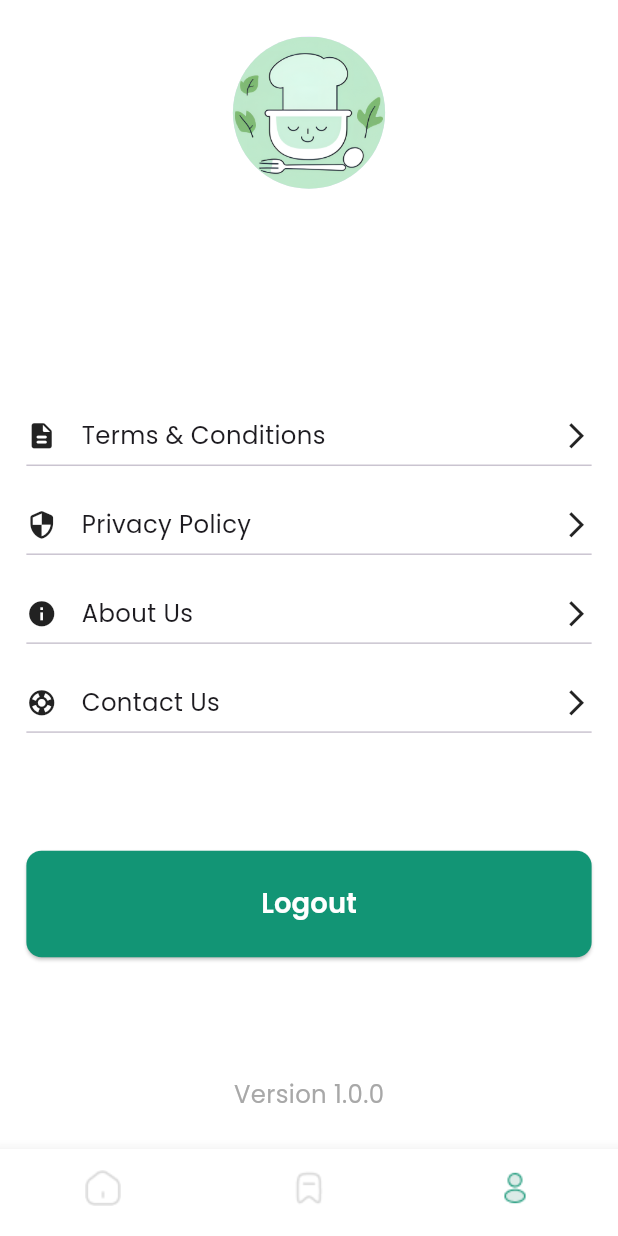
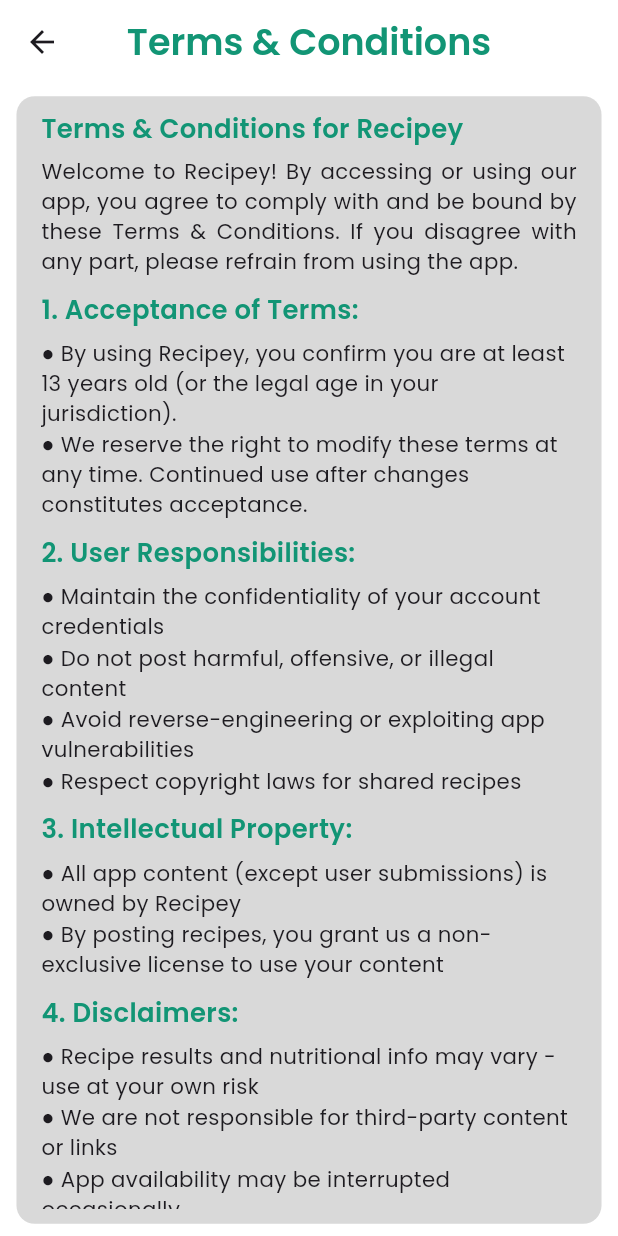
Before and after one commit to MohamedGomaa201/Food_Recipes, a Flutter app: the HomeView screen opened directly with empty values, item 3 of the bottom bar chosen, after a tap on "Terms & Conditions", on a phone screen of 412 x 824 dp. Run offline on Flutter 3.47's test engine with Material 3 defaults, Android fonts, the phone set to English and light mode, and no system bars; our stand-ins replace dio, firebase_auth, firebase_core, flutter_screenutil, google_sign_in, youtube_player_flutter; accounts and stored records are empty; network calls fail.

Commit message:
Add profile-related pages and navigation for About Us, Contact Us, Privacy Policy, and Terms & Conditions

```diff
--- /dev/null
+++ b/lib/features/profile/presentation/view/widgets/head_text.dart
@@ -0,0 +1,20 @@
+import 'package:flutter/material.dart';
+import 'package:flutter_screenutil/flutter_screenutil.dart';
+import 'package:food_recipes/core/themes/app_colors.dart';
+
+class HeadText extends StatelessWidget {
+  const HeadText({super.key, required this.title});
+  final String title;
+
+  @override
+  Widget build(BuildContext context) {
+    return Text(
+      title,
+      style: TextStyle(
+        fontSize: 17.sp,
+        fontWeight: FontWeight.w600,
+        color: AppColors.mainColor,
+      ),
+    );
+  }
+}
--- a/lib/features/profile/presentation/view/widgets/profile_body.dart
+++ b/lib/features/profile/presentation/view/widgets/profile_body.dart
@@ -2,8 +2,12 @@
 import 'package:flutter/material.dart';
 import 'package:flutter_screenutil/flutter_screenutil.dart';
 import 'package:food_recipes/core/themes/app_colors.dart';
+import 'package:food_recipes/features/profile/presentation/view/widgets/about_us.dart';
+import 'package:food_recipes/features/profile/presentation/view/widgets/contact_us.dart';
 import 'package:food_recipes/features/profile/presentation/view/widgets/logout_button.dart';
+import 'package:food_recipes/features/profile/presentation/view/widgets/privacy_policy.dart';
 import 'package:food_recipes/features/profile/presentation/view/widgets/profile_row.dart';
+import 'package:food_recipes/features/profile/presentation/view/widgets/terms_and_conditions.dart';
 import 'package:food_recipes/features/profile/presentation/view/widgets/user_information.dart';
 
 class ProfileBody extends StatelessWidget {
@@ -22,21 +26,53 @@
             ProfileRow(
               icon: Icons.description_rounded,
               title: "Terms & Conditions",
-              onTap: () {},
+              onTap: () {
+                Navigator.push(
+                  context,
+                  MaterialPageRoute(
+                    builder: (context) => const TermsAndConditions(),
+                  ),
+                );
+              },
             ),
             Divider(),
             SizedBox(height: 20.h),
             ProfileRow(
               icon: Icons.security_rounded,
               title: "Privacy Policy",
-              onTap: () {},
+              onTap: () {
+                Navigator.push(
+                  context,
+                  MaterialPageRoute(
+                    builder: (context) => const PrivacyPolicy(),
+                  ),
+                );
+              },
             ),
             Divider(),
             SizedBox(height: 20.h),
-            ProfileRow(icon: Icons.info, title: "About Us", onTap: () {}),
+            ProfileRow(
+              icon: Icons.info,
+              title: "About Us",
+              onTap: () {
+                Navigator.push(
+                  context,
+                  MaterialPageRoute(builder: (context) => AboutUs()),
+                );
+              },
+            ),
             Divider(),
             SizedBox(height: 20.h),
-            ProfileRow(icon: Icons.support, title: "Contact Us", onTap: () {}),
+            ProfileRow(
+              icon: Icons.support,
+              title: "Contact Us",
+              onTap: () {
+                Navigator.push(
+                  context,
+                  MaterialPageRoute(builder: (context) => const ContactUs()),
+                );
+              },
+            ),
             Divider(),
             SizedBox(height: 70.h),
             LogoutButton(),
--- /dev/null
+++ b/lib/features/profile/presentation/view/widgets/terms_and_conditions.dart
@@ -0,0 +1,92 @@
+import 'package:flutter/material.dart';
+import 'package:flutter_screenutil/flutter_screenutil.dart';
+import 'package:food_recipes/core/themes/app_colors.dart';
+import 'package:food_recipes/features/profile/presentation/view/widgets/head_text.dart';
+
+class TermsAndConditions extends StatelessWidget {
+  const TermsAndConditions({super.key});
+
+  @override
+  Widget build(BuildContext context) {
+    return Scaffold(
+      appBar: AppBar(
+        title: Text(
+          "Terms & Conditions",
+          style: TextStyle(
+            fontSize: 24.sp,
+            fontWeight: FontWeight.w600,
+            color: AppColors.mainColor,
+          ),
+        ),
+        centerTitle: true,
+      ),
+      body: Padding(
+        padding: EdgeInsets.symmetric(horizontal: 10.w, vertical: 8.h),
+        child: Container(
+          width: double.infinity,
+          padding: EdgeInsets.symmetric(vertical: 10.h, horizontal: 15.w),
+          decoration: BoxDecoration(
+            color: AppColors.grey4,
+            borderRadius: BorderRadius.circular(12.r),
+          ),
+          child: ListView(
+            children: [
+              HeadText(title: "Terms & Conditions for Recipey"),
+              SizedBox(height: 5.h),
+              Text(
+                "Welcome to Recipey! By accessing or using our app, you agree to comply with and be bound by these Terms & Conditions. If you disagree with any part, please refrain from using the app.",
+                style: TextStyle(fontSize: 14.sp),
+                textAlign: TextAlign.justify,
+              ),
+              SizedBox(height: 10.h),
+              HeadText(title: "1. Acceptance of Terms:"),
+              SizedBox(height: 5.h),
+              Text(
+                "● By using Recipey, you confirm you are at least 13 years old (or the legal age in your jurisdiction).\n"
+                "● We reserve the right to modify these terms at any time. Continued use after changes constitutes acceptance.",
+                style: TextStyle(fontSize: 14.sp),
+              ),
+              SizedBox(height: 10.h),
+              HeadText(title: "2. User Responsibilities:"),
+              SizedBox(height: 5.h),
+              Text(
+                "● Maintain the confidentiality of your account credentials\n"
+                "● Do not post harmful, offensive, or illegal content\n"
+                "● Avoid reverse-engineering or exploiting app vulnerabilities\n"
+                "● Respect copyright laws for shared recipes",
+                style: TextStyle(fontSize: 14.sp),
+              ),
+              SizedBox(height: 10.h),
+              HeadText(title: "3. Intellectual Property:"),
+              SizedBox(height: 5.h),
+              Text(
+                "● All app content (except user submissions) is owned by Recipey\n"
+                "● By posting recipes, you grant us a non-exclusive license to use your content",
+                style: TextStyle(fontSize: 14.sp),
+              ),
+              SizedBox(height: 10.h),
+              HeadText(title: "4. Disclaimers:"),
+              SizedBox(height: 5.h),
+              Text(
+                "● Recipe results and nutritional info may vary - use at your own risk\n"
+                "● We are not responsible for third-party content or links\n"
+                "● App availability may be interrupted occasionally",
+                style: TextStyle(fontSize: 14.sp),
+              ),
+              SizedBox(height: 10.h),
+              HeadText(title: "5. Limitation of Liability:"),
+              SizedBox(height: 5.h),
+              Text(
+                "● Recipey is not liable for damages from app use\n"
+                "● We are not responsible for kitchen accidents or foodborne illnesses\n"
+                "● No liability for lost data or business opportunities",
+                style: TextStyle(fontSize: 14.sp),
+              ),
+              SizedBox(height: 20.h),
+            ],
+          ),
+        ),
+      ),
+    );
+  }
+}
```
Also changed, not shown: lib/features/profile/presentation/view/widgets/about_us.dart (added, +63 -0 lines), lib/features/profile/presentation/view/widgets/contact_us.dart (added, +81 -0 lines), lib/features/profile/presentation/view/widgets/privacy_policy.dart (added, +113 -0 lines).
